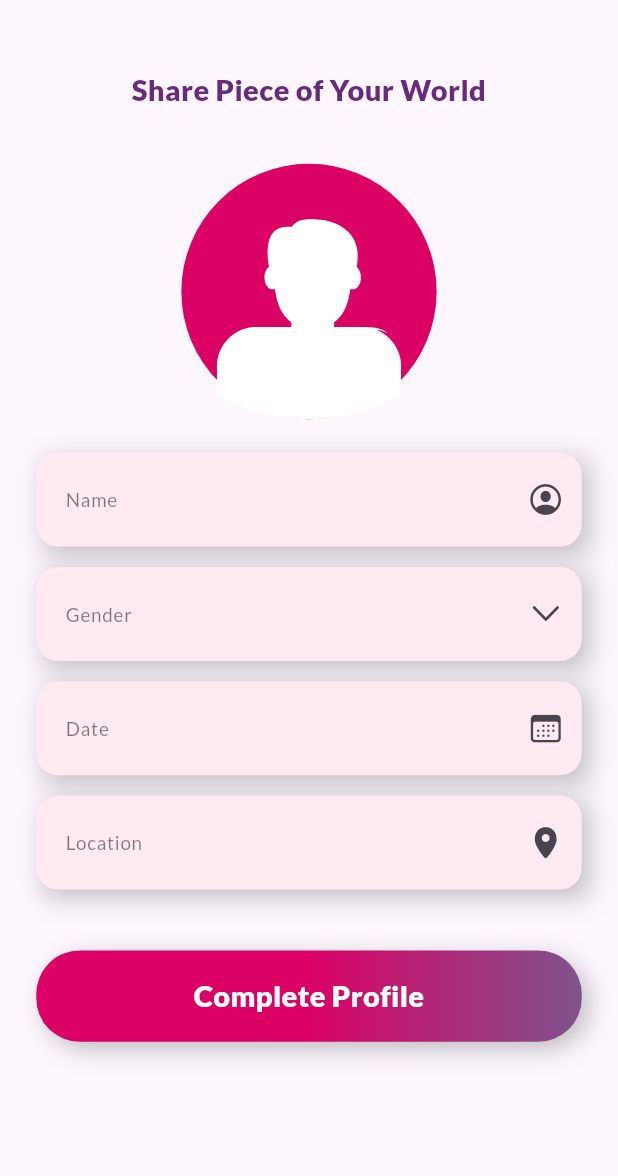
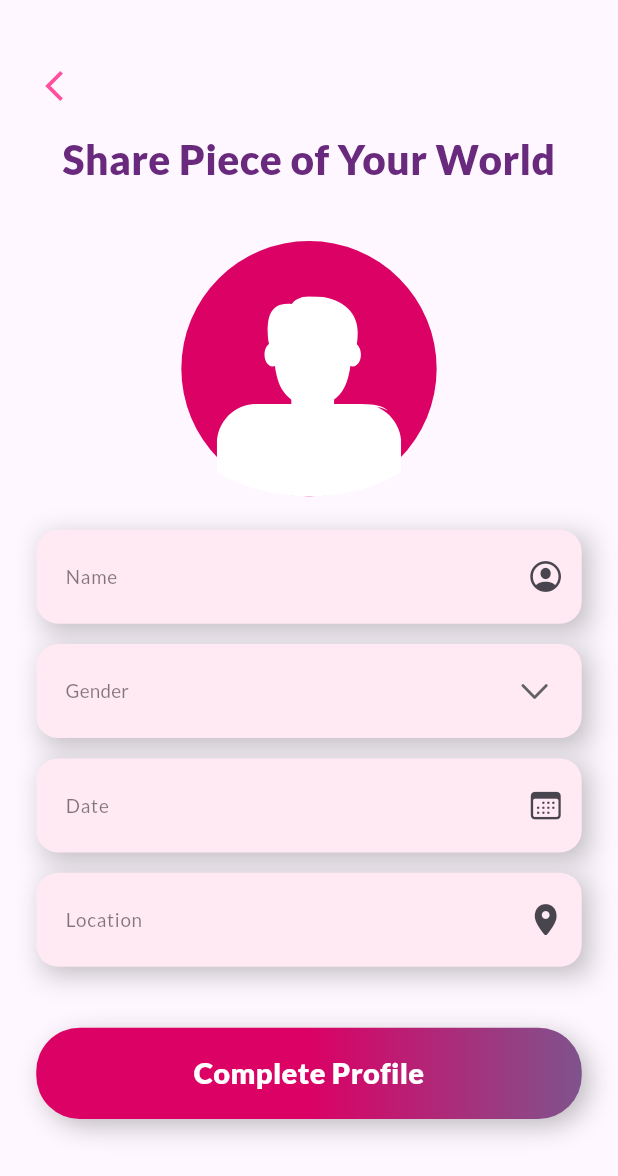
Before and after one commit to islam0110023/tala_app, a Flutter app: the ProfileSetInfoScreen screen opened by its route, on a phone screen of 412 x 824 dp. Shown: the top 1176 px of the screen. Run offline on Flutter 3.47's test engine with Material 3 defaults, Android fonts, the phone set to English and light mode, and no system bars; our stand-ins replace dropdown_button2, flutter_screenutil, flutter_svg, go_router.

Commit message:
feat: Enhance auth and profile screens with navigation and UI improvements
This commit introduces several enhancements to the authentication and profile screens:

- Added a back arrow navigation to the Login, Register, New Password, and Profile Set Info screens, allowing users to easily go back to the previous screen.
- Implemented `CustomFieldsNewPassword` widget for a consistent new password input experience.
- Implemented `CustomDropdown` widget for gender selection in the profile setup.
- Integrated date picker functionality for selecting the date of birth in the profile setup.
- Adjusted spacing and title font sizes for better visual consistency across screens.
- Added `dropdown_button2` dependency for enhanced dropdown functionality.

Key changes:
- Created `CustomArrowBack` widget for navigation.
- Created `CustomFieldsNewPassword` widget.
- Created `CustomDropdown` widget.
- Updated `LoginScreenBody`, `RegisterScreenBody`, `NewPasswordScreenBody`, and `ProfileSetInfoScreenBody` to include the back arrow and other UI adjustments.
- Modified `CustomTextField` to support `onTap`, `controller`, and `readOnly` properties.
- Updated `CustomFieldsSetProfile` to use `CustomDropdown` and date picker.
- Adjusted spacing and font sizes in various widgets.
- Added `dropdown_button2` to `pubspec.yaml`.

```diff
--- a/lib/core/utils/app_dimensions.dart
+++ b/lib/core/utils/app_dimensions.dart
@@ -47,6 +47,9 @@ class AppDimensions {
   static final h48 = 48.h;
   static final w180 = 180.w;
   static final h176 = 176.h;
+  static final h28 = 28.h;
+  static final w327 = 327.w;
+  static final w343 = 343.w;
 
 
 
--- /dev/null
+++ b/lib/core/widget/custom_arrow_back.dart
@@ -0,0 +1,25 @@
+import 'package:flutter/material.dart';
+import 'package:tala_app/core/utils/app_color.dart';
+import 'package:tala_app/core/utils/app_dimensions.dart';
+
+class CustomArrowBack extends StatelessWidget {
+  const CustomArrowBack({
+    super.key,
+    required this.onTap,
+    this.arrowColor = AppColor.kLightPink,
+  });
+  final VoidCallback onTap;
+  final Color arrowColor;
+
+  @override
+  Widget build(BuildContext context) {
+    return Align(
+      alignment: Alignment.centerLeft,
+      child: InkWell(
+        onTap: onTap,
+        borderRadius: BorderRadius.circular(AppDimensions.r30),
+        child: Icon(Icons.arrow_back_ios_new, color: arrowColor),
+      ),
+    );
+  }
+}
--- /dev/null
+++ b/lib/core/widget/custom_dropdown.dart
@@ -0,0 +1,87 @@
+import 'package:dropdown_button2/dropdown_button2.dart';
+import 'package:flutter/cupertino.dart';
+import 'package:flutter/material.dart';
+import 'package:tala_app/core/utils/app_color.dart';
+import 'package:tala_app/core/utils/app_dimensions.dart';
+import 'package:tala_app/core/utils/styling.dart';
+
+class CustomDropdown extends StatefulWidget {
+  const CustomDropdown({super.key, required this.options});
+  final List<String> options;
+
+  @override
+  State<CustomDropdown> createState() => _CustomDropdownState();
+}
+
+class _CustomDropdownState extends State<CustomDropdown> {
+  String? selectedGender;
+
+  @override
+  Widget build(BuildContext context) {
+    return Container(
+      decoration: const BoxDecoration(
+        boxShadow: [
+          BoxShadow(
+            color: AppColor.kBlack25,
+            blurRadius: 14,
+            offset: Offset(5, 5),
+            spreadRadius: 0,
+          ),
+        ],
+      ),
+      child: DropdownButtonHideUnderline(
+        child: DropdownButtonFormField2(
+          items: widget.options.map((gender) {
+            return DropdownMenuItem<String>(
+              child: Text(gender, style: Styling.textStyle13),
+              value: gender,
+            );
+          }).toList(),
+          onChanged: (value) {
+            setState(() {
+              selectedGender = value;
+            });
+          },
+          iconStyleData: const IconStyleData(
+            icon: Icon(CupertinoIcons.chevron_down),
+          ),
+
+          value: selectedGender,
+          hint: Text('Gender', style: Styling.textStyle13),
+          decoration: InputDecoration(
+            fillColor: AppColor.kTextFieldColor,
+            filled: true,
+            contentPadding: EdgeInsets.symmetric(
+              horizontal: AppDimensions.r16,
+              vertical: AppDimensions.r20,
+            ),
+            border: OutlineInputBorder(
+              borderRadius: BorderRadius.circular(AppDimensions.r15),
+              borderSide: BorderSide.none,
+            ),
+            focusedBorder: OutlineInputBorder(
+              borderRadius: BorderRadius.circular(AppDimensions.r15),
+              borderSide: BorderSide(
+                color: AppColor.kPrimaryPink,
+                width: AppDimensions.w2_2,
+              ),
+            ),
+            disabledBorder: OutlineInputBorder(
+              borderSide: BorderSide.none,
+              borderRadius: BorderRadius.circular(AppDimensions.r15),
+            ),
+          ),
+          isExpanded: true,
+          dropdownStyleData: DropdownStyleData(
+            width: AppDimensions.w343,
+            offset: const Offset(0, -10),
+            decoration: BoxDecoration(
+              borderRadius: BorderRadius.circular(AppDimensions.r15),
+              color: AppColor.kTextFieldColor,
+            ),
+          ),
+        ),
+      ),
+    );
+  }
+}
--- a/lib/core/widget/custom_text_field.dart
+++ b/lib/core/widget/custom_text_field.dart
@@ -7,12 +7,20 @@ class CustomTextField extends StatelessWidget {
   const CustomTextField({
     super.key,
     required this.hint,
-    this.password_flag = false,  this.textInputType=TextInputType.text, this.suffixIcon,
+    this.password_flag = false,
+    this.textInputType = TextInputType.text,
+    this.suffixIcon,
+    this.onTap,
+    this.controller,
+    this.readOnly = false,
   });
   final String hint;
   final bool password_flag;
   final TextInputType textInputType;
   final Widget? suffixIcon;
+  final VoidCallback? onTap;
+  final TextEditingController? controller;
+  final bool readOnly;
 
   @override
   Widget build(BuildContext context) {
@@ -28,9 +36,12 @@ class CustomTextField extends StatelessWidget {
         ],
       ),
       child: TextFormField(
+        readOnly: readOnly,
+        controller: controller,
         obscureText: password_flag,
         enableSuggestions: true,
-        keyboardType:textInputType,
+        onTap: onTap,
+        keyboardType: textInputType,
         decoration: InputDecoration(
           suffixIcon: suffixIcon,
           hintText: hint,
@@ -43,7 +54,7 @@ class CustomTextField extends StatelessWidget {
           ),
           border: OutlineInputBorder(
             borderRadius: BorderRadius.circular(AppDimensions.r15),
-            borderSide: BorderSide.none
+            borderSide: BorderSide.none,
           ),
           focusedBorder: OutlineInputBorder(
             borderRadius: BorderRadius.circular(AppDimensions.r15),
--- a/lib/core/widget/custom_title.dart
+++ b/lib/core/widget/custom_title.dart
@@ -1,19 +1,24 @@
 import 'package:flutter/material.dart';
+import 'package:flutter_screenutil/flutter_screenutil.dart';
 import 'package:tala_app/core/utils/app_color.dart';
 import 'package:tala_app/core/utils/app_dimensions.dart';
 import 'package:tala_app/core/utils/styling.dart';
 
 class CustomTitle extends StatelessWidget {
-  const CustomTitle({super.key, required this.title});
+  const CustomTitle({super.key, required this.title, this.textFont = 20});
   final String title;
+  final double textFont;
   @override
   Widget build(BuildContext context) {
     return SizedBox(
-      width: AppDimensions.w309,
+      //width: AppDimensions.w327,
       child: Text(
         title,
         textAlign: TextAlign.center,
-        style: Styling.textStyle20.copyWith(color: AppColor.kTitleColor),
+        style: Styling.textStyle20.copyWith(
+          color: AppColor.kTitleColor,
+          fontSize: textFont.sp,
+        ),
       ),
     );
   }
--- a/lib/feature/auth/presentation/view/widget/check_agree_terms.dart
+++ b/lib/feature/auth/presentation/view/widget/check_agree_terms.dart
@@ -4,7 +4,7 @@ import 'package:tala_app/core/utils/app_dimensions.dart';
 import 'package:tala_app/core/utils/styling.dart';
 
 class CheckAgreeTerms extends StatelessWidget {
-   CheckAgreeTerms({
+   const CheckAgreeTerms({
     super.key,
   });
   final bool isChecked=false;
--- a/lib/feature/auth/presentation/view/widget/custom_fields_register.dart
+++ b/lib/feature/auth/presentation/view/widget/custom_fields_register.dart
@@ -9,7 +9,7 @@ class CustomFieldsRegister extends StatelessWidget {
   Widget build(BuildContext context) {
     return Column(
       children: [
-        SizedBox(height: AppDimensions.h58),
+        SizedBox(height: AppDimensions.h51),
         const CustomTextField(hint: 'Your Name'),
         SizedBox(height: AppDimensions.h5),
         const CustomTextField(hint: 'Last Name'),
--- a/lib/feature/profile/presentation/view/widget/custom_fields_set_profile.dart
+++ b/lib/feature/profile/presentation/view/widget/custom_fields_set_profile.dart
@@ -1,23 +1,71 @@
+import 'package:dropdown_button2/dropdown_button2.dart';
 import 'package:flutter/cupertino.dart';
+import 'package:flutter/material.dart';
+import 'package:flutter_screenutil/flutter_screenutil.dart';
+import 'package:tala_app/core/utils/app_color.dart';
 import 'package:tala_app/core/utils/app_dimensions.dart';
+import 'package:tala_app/core/utils/styling.dart';
+import 'package:tala_app/core/widget/custom_dropdown.dart';
 import 'package:tala_app/core/widget/custom_text_field.dart';
 
-class CustomFieldsSetProfile extends StatelessWidget {
-  const CustomFieldsSetProfile({
-    super.key,
-  });
+class CustomFieldsSetProfile extends StatefulWidget {
+  const CustomFieldsSetProfile({super.key});
+
+  @override
+  State<CustomFieldsSetProfile> createState() => _CustomFieldsSetProfileState();
+}
+
+class _CustomFieldsSetProfileState extends State<CustomFieldsSetProfile> {
+  late TextEditingController date;
+  final List<String> genderOptions = ['Male', 'Female'];
+  @override
+  void initState() {
+    // TODO: implement initState
+    super.initState();
+    date = TextEditingController();
+  }
+
+  @override
+  void dispose() {
+    // TODO: implement dispose
+    super.dispose();
+    date.dispose();
+  }
 
   @override
   Widget build(BuildContext context) {
     return Column(
       children: [
-        const CustomTextField(hint: 'Name',suffixIcon: Icon(CupertinoIcons.person_crop_circle),),
-        SizedBox(height: AppDimensions.h14,),
-        const CustomTextField(hint: 'Gender',suffixIcon: Icon(CupertinoIcons.chevron_down),),
-        SizedBox(height: AppDimensions.h14,),
-        const CustomTextField(hint: 'Date',suffixIcon: Icon(CupertinoIcons.calendar),textInputType: TextInputType.datetime),
-        SizedBox(height: AppDimensions.h14,),
-        const CustomTextField(hint: 'Location',suffixIcon: Icon(CupertinoIcons.location_solid),),
+        const CustomTextField(
+          hint: 'Name',
+          suffixIcon: Icon(CupertinoIcons.person_crop_circle),
+        ),
+        SizedBox(height: AppDimensions.h14),
+        CustomDropdown(options: genderOptions),
+        SizedBox(height: AppDimensions.h14),
+        CustomTextField(
+          controller: date,
+          readOnly: true,
+          onTap: () {
+            showDatePicker(
+              context: context,
+              firstDate: DateTime(1900),
+
+              lastDate: DateTime.now(),
+            ).then((value) {
+              date.text =
+                  "${value!.day.toString().padLeft(2, "0")}/${value.month.toString().padLeft(2, "0")}/${value.year.toString()}";
+            });
+          },
+          hint: 'Date',
+          suffixIcon: Icon(CupertinoIcons.calendar),
+          textInputType: TextInputType.datetime,
+        ),
+        SizedBox(height: AppDimensions.h14),
+        const CustomTextField(
+          hint: 'Location',
+          suffixIcon: Icon(CupertinoIcons.location_solid),
+        ),
       ],
     );
   }
--- a/lib/feature/profile/presentation/view/widget/profile_set_info_screen_body.dart
+++ b/lib/feature/profile/presentation/view/widget/profile_set_info_screen_body.dart
@@ -1,9 +1,11 @@
 import 'package:flutter/cupertino.dart';
 import 'package:flutter/material.dart';
 import 'package:flutter_svg/flutter_svg.dart';
+import 'package:go_router/go_router.dart';
 import 'package:tala_app/core/utils/app_color.dart';
 import 'package:tala_app/core/utils/app_dimensions.dart';
 import 'package:tala_app/core/utils/asset_image.dart';
+import 'package:tala_app/core/widget/custom_arrow_back.dart';
 import 'package:tala_app/core/widget/custom_button.dart';
 import 'package:tala_app/core/widget/custom_title.dart';
 import 'package:tala_app/feature/profile/presentation/view/widget/custom_fields_set_profile.dart';
@@ -22,11 +24,18 @@ class ProfileSetInfoScreenBody extends StatelessWidget {
           padding: EdgeInsets.symmetric(horizontal: AppDimensions.r25),
           child: Column(
             children: [
-              SizedBox(height: AppDimensions.h48),
+              SizedBox(height: AppDimensions.h47),
+              CustomArrowBack(
+                onTap: () {
+                  GoRouter.of(context).pop();
+                },
+              ),
+              SizedBox(height: AppDimensions.h18),
               const CustomTitle(
                 title: 'Share Piece of Your World',
+                textFont: 28,
               ),
-            SizedBox(height: AppDimensions.h36,),
+              SizedBox(height: AppDimensions.h36),
               Container(
                 decoration: const BoxDecoration(
                   color: AppColor.kPrimaryPink,
@@ -35,9 +44,14 @@ class ProfileSetInfoScreenBody extends StatelessWidget {
                 height: AppDimensions.h176,
                 width: AppDimensions.w180,
                 padding: EdgeInsets.only(top: AppDimensions.h38),
-              child: ClipOval(child: SvgPicture.asset(AppImage.kPersonPicture,fit: BoxFit.contain,)),
+                child: ClipOval(
+                  child: SvgPicture.asset(
+                    AppImage.kPersonPicture,
+                    fit: BoxFit.contain,
                   ),
-              SizedBox(height: AppDimensions.h23,),
+                ),
+              ),
+              SizedBox(height: AppDimensions.h23),
               const CustomFieldsSetProfile(),
               SizedBox(height: AppDimensions.h42),
               CustomButton(onTap: () {}, name: 'Complete Profile'),
--- a/pubspec.yaml
+++ b/pubspec.yaml
@@ -41,6 +41,7 @@ dependencies:
   flutter_screenutil: ^5.9.3
   flutter_svg: ^2.1.0
   flutter_animate: ^4.5.2
+  dropdown_button2: ^2.3.9
 
 dev_dependencies:
   flutter_test:
```
Also changed, not shown: lib/feature/auth/presentation/view/widget/custom_fields_new_password.dart (added, +26 -0 lines), lib/feature/auth/presentation/view/widget/login_screen_body.dart (+6 -1 lines), lib/feature/auth/presentation/view/widget/new_password_screen_body.dart (+11 -12 lines), lib/feature/auth/presentation/view/widget/register_screen_body.dart (+19 -9 lines), pubspec.lock. Lines whose indentation alone changed are shown as unchanged.
